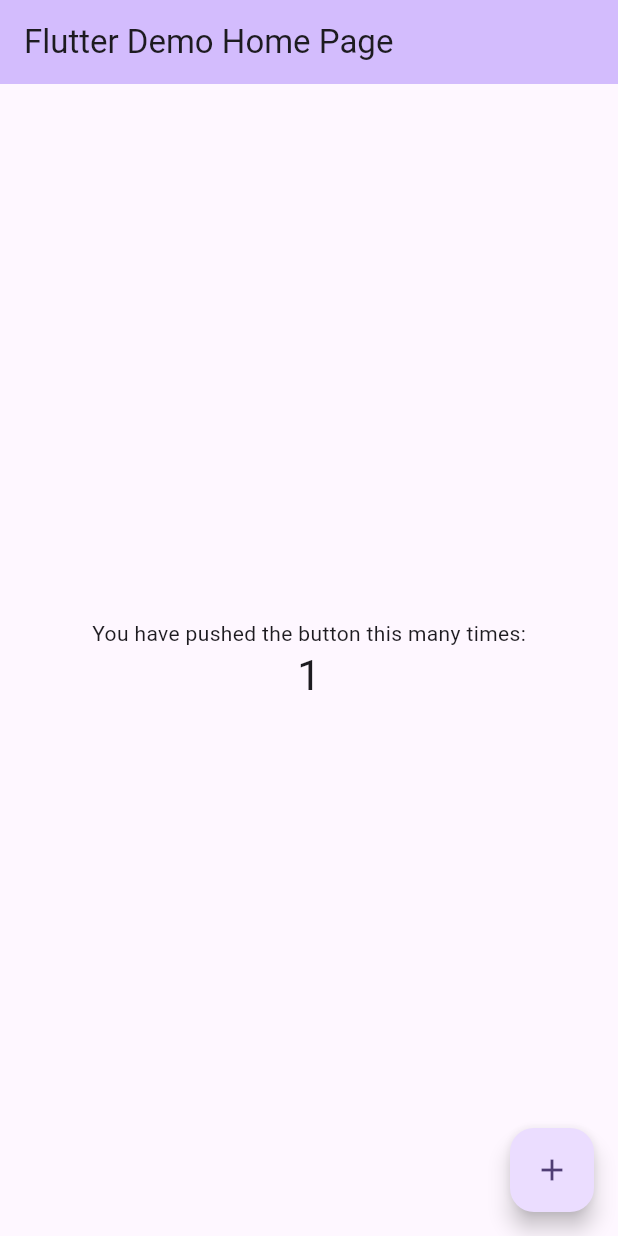
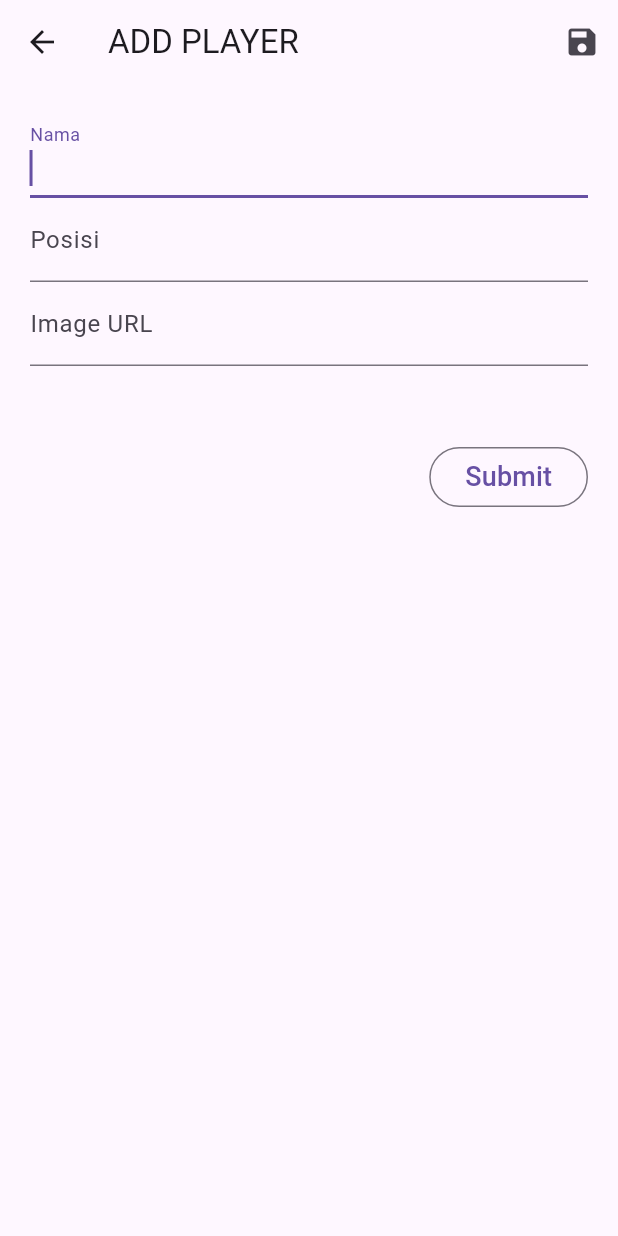
Before and after one commit to DevMossTeam/Project-M10, a Flutter app: the screen it shows after launch, after a tap on the "add" icon, on a phone screen of 412 x 824 dp. Run offline on Flutter 3.47's test engine with Material 3 defaults, Android fonts, the light colour scheme and no system bars; network calls fail.

Commit message:
Add Tugas

```diff
--- a/lib/main.dart
+++ b/lib/main.dart
@@ -1,122 +1,28 @@
 import 'package:flutter/material.dart';
+import 'package:provider/provider.dart';
+
+import './providers/players.dart';
+import './pages/detail_player_page.dart';
+import './pages/add_player_page.dart';
+import './pages/home_page.dart';
 
 void main() {
-  runApp(const MyApp());
+  runApp(MyApp());
 }
 
 class MyApp extends StatelessWidget {
-  const MyApp({super.key});
-
-  // This widget is the root of your application.
   @override
   Widget build(BuildContext context) {
-    return MaterialApp(
-      title: 'Flutter Demo',
-      theme: ThemeData(
-        // This is the theme of your application.
-        //
-        // TRY THIS: Try running your application with "flutter run". You'll see
-        // the application has a purple toolbar. Then, without quitting the app,
-        // try changing the seedColor in the colorScheme below to Colors.green
-        // and then invoke "hot reload" (save your changes or press the "hot
-        // reload" button in a Flutter-supported IDE, or press "r" if you used
-        // the command line to start the app).
-        //
-        // Notice that the counter didn't reset back to zero; the application
-        // state is not lost during the reload. To reset the state, use hot
-        // restart instead.
-        //
-        // This works for code too, not just values: Most code changes can be
-        // tested with just a hot reload.
-        colorScheme: ColorScheme.fromSeed(seedColor: Colors.deepPurple),
+    return ChangeNotifierProvider(
+      create: (context) => Players(),
+      child: MaterialApp(
+        debugShowCheckedModeBanner: false,
+        home: HomePage(),
+        routes: {
+          AddPlayer.routeName: (context) => AddPlayer(),
+          DetailPlayer.routeName: (context) => DetailPlayer(),
+        },
       ),
-      home: const MyHomePage(title: 'Flutter Demo Home Page'),
     );
   }
 }
-
-class MyHomePage extends StatefulWidget {
-  const MyHomePage({super.key, required this.title});
-
-  // This widget is the home page of your application. It is stateful, meaning
-  // that it has a State object (defined below) that contains fields that affect
-  // how it looks.
-
-  // This class is the configuration for the state. It holds the values (in this
-  // case the title) provided by the parent (in this case the App widget) and
-  // used by the build method of the State. Fields in a Widget subclass are
-  // always marked "final".
-
-  final String title;
-
-  @override
-  State<MyHomePage> createState() => _MyHomePageState();
-}
-
-class _MyHomePageState extends State<MyHomePage> {
-  int _counter = 0;
-
-  void _incrementCounter() {
-    setState(() {
-      // This call to setState tells the Flutter framework that something has
-      // changed in this State, which causes it to rerun the build method below
-      // so that the display can reflect the updated values. If we changed
-      // _counter without calling setState(), then the build method would not be
-      // called again, and so nothing would appear to happen.
-      _counter++;
-    });
-  }
-
-  @override
-  Widget build(BuildContext context) {
-    // This method is rerun every time setState is called, for instance as done
-    // by the _incrementCounter method above.
-    //
-    // The Flutter framework has been optimized to make rerunning build methods
-    // fast, so that you can just rebuild anything that needs updating rather
-    // than having to individually change instances of widgets.
-    return Scaffold(
-      appBar: AppBar(
-        // TRY THIS: Try changing the color here to a specific color (to
-        // Colors.amber, perhaps?) and trigger a hot reload to see the AppBar
-        // change color while the other colors stay the same.
-        backgroundColor: Theme.of(context).colorScheme.inversePrimary,
-        // Here we take the value from the MyHomePage object that was created by
-        // the App.build method, and use it to set our appbar title.
-        title: Text(widget.title),
-      ),
-      body: Center(
-        // Center is a layout widget. It takes a single child and positions it
-        // in the middle of the parent.
-        child: Column(
-          // Column is also a layout widget. It takes a list of children and
-          // arranges them vertically. By default, it sizes itself to fit its
-          // children horizontally, and tries to be as tall as its parent.
-          //
-          // Column has various properties to control how it sizes itself and
-          // how it positions its children. Here we use mainAxisAlignment to
-          // center the children vertically; the main axis here is the vertical
-          // axis because Columns are vertical (the cross axis would be
-          // horizontal).
-          //
-          // TRY THIS: Invoke "debug painting" (choose the "Toggle Debug Paint"
-          // action in the IDE, or press "p" in the console), to see the
-          // wireframe for each widget.
-          mainAxisAlignment: MainAxisAlignment.center,
-          children: <Widget>[
-            const Text('You have pushed the button this many times:'),
-            Text(
-              '$_counter',
-              style: Theme.of(context).textTheme.headlineMedium,
-            ),
-          ],
-        ),
-      ),
-      floatingActionButton: FloatingActionButton(
-        onPressed: _incrementCounter,
-        tooltip: 'Increment',
-        child: const Icon(Icons.add),
-      ), // This trailing comma makes auto-formatting nicer for build methods.
-    );
-  }
-}
--- /dev/null
+++ b/lib/models/player.dart
@@ -0,0 +1,6 @@
+class Player {
+  var id, name, position, imageUrl, createdAt;
+
+
+  Player({this.position, this.id, this.imageUrl, this.name, this.createdAt});
+}
--- /dev/null
+++ b/lib/pages/add_player_page.dart
@@ -0,0 +1,127 @@
+import 'package:flutter/material.dart';
+import 'package:provider/provider.dart';
+
+import '../providers/players.dart';
+
+class AddPlayer extends StatelessWidget {
+  static const routeName = "/add-player";
+  final TextEditingController nameController = TextEditingController();
+  final TextEditingController positionController = TextEditingController();
+  final TextEditingController imageController = TextEditingController();
+
+  @override
+  Widget build(BuildContext context) {
+    final players = Provider.of<Players>(context, listen: false);
+    return Scaffold(
+      appBar: AppBar(
+        title: Text("ADD PLAYER"),
+        actions: [
+          IconButton(
+            icon: Icon(Icons.save),
+            onPressed: () {
+              players
+                  .addPlayer(
+                nameController.text,
+                positionController.text,
+                imageController.text,
+              )
+                  .then(
+                (response) {
+                  print("Kembali ke Home & kasih notif snack bar");
+                  ScaffoldMessenger.of(context).showSnackBar(
+                    SnackBar(
+                      content: Text("Berhasil ditambahkan"),
+                      duration: Duration(seconds: 2),
+                    ),
+                  );
+                  Navigator.pop(context);
+                },
+              );
+            },
+          ),
+        ],
+      ),
+      body: Padding(
+        padding: const EdgeInsets.all(20.0),
+        child: Form(
+          child: Column(
+            children: [
+              TextFormField(
+                autocorrect: false,
+                autofocus: true,
+                decoration: InputDecoration(labelText: "Nama"),
+                textInputAction: TextInputAction.next,
+                controller: nameController,
+              ),
+              TextFormField(
+                autocorrect: false,
+                decoration: InputDecoration(labelText: "Posisi"),
+                textInputAction: TextInputAction.next,
+                controller: positionController,
+              ),
+              TextFormField(
+                autocorrect: false,
+                decoration: InputDecoration(labelText: "Image URL"),
+                textInputAction: TextInputAction.done,
+                controller: imageController,
+                onEditingComplete: () {
+                  players
+                      .addPlayer(
+                    nameController.text,
+                    positionController.text,
+                    imageController.text,
+                  )
+                      .then(
+                    (response) {
+                      print("Kembali ke Home & kasih notif snack bar");
+                      ScaffoldMessenger.of(context).showSnackBar(
+                        SnackBar(
+                          content: Text("Berhasil ditambahkan"),
+                          duration: Duration(seconds: 2),
+                        ),
+                      );
+                      Navigator.pop(context);
+                    },
+                  );
+                },
+              ),
+              SizedBox(height: 50),
+              Container(
+                width: double.infinity,
+                alignment: Alignment.centerRight,
+                child: OutlinedButton(
+                  onPressed: () {
+                    players
+                        .addPlayer(
+                      nameController.text,
+                      positionController.text,
+                      imageController.text,
+                    )
+                        .then(
+                      (response) {
+                        print("Kembali ke Home & kasih notif snack bar");
+                        ScaffoldMessenger.of(context).showSnackBar(
+                          SnackBar(
+                            content: Text("Berhasil ditambahkan"),
+                            duration: Duration(seconds: 2),
+                          ),
+                        );
+                        Navigator.pop(context);
+                      },
+                    );
+                  },
+                  child: Text(
+                    "Submit",
+                    style: TextStyle(
+                      fontSize: 18,
+                    ),
+                  ),
+                ),
+              ),
+            ],
+          ),
+        ),
+      ),
+    );
+  }
+}
--- /dev/null
+++ b/lib/pages/home_page.dart
@@ -0,0 +1,84 @@
+import 'package:flutter/material.dart';
+import 'package:intl/intl.dart';
+import 'package:provider/provider.dart';
+
+import '../pages/detail_player_page.dart';
+import '../pages/add_player_page.dart';
+
+import '../providers/players.dart';
+
+class HomePage extends StatelessWidget {
+  @override
+  Widget build(BuildContext context) {
+    final allPlayerProvider = Provider.of<Players>(context);
+    return Scaffold(
+      appBar: AppBar(
+        title: Text("ALL PLAYERS"),
+        actions: [
+          IconButton(
+            icon: Icon(Icons.add),
+            onPressed: () {
+              Navigator.pushNamed(context, AddPlayer.routeName);
+            },
+          ),
+        ],
+      ),
+      body: (allPlayerProvider.jumlahPlayer == 0)
+          ? Container(
+              width: double.infinity,
+              child: Column(
+                mainAxisAlignment: MainAxisAlignment.center,
+                children: [
+                  Text(
+                    "No Data",
+                    style: TextStyle(fontSize: 25),
+                  ),
+                  SizedBox(height: 20),
+                  OutlinedButton(
+                    onPressed: () {
+                      Navigator.pushNamed(context, AddPlayer.routeName);
+                    },
+                    child: Text(
+                      "Add Player",
+                      style: TextStyle(fontSize: 20),
+                    ),
+                  ),
+                ],
+              ),
+            )
+          : ListView.builder(
+              itemCount: allPlayerProvider.jumlahPlayer,
+              itemBuilder: (context, index) {
+                var id = allPlayerProvider.allPlayer[index].id;
+                return ListTile(
+                  onTap: () {
+                    Navigator.pushNamed(
+                      context,
+                      DetailPlayer.routeName,
+                      arguments: id,
+                    );
+                  },
+                  leading: CircleAvatar(
+                    backgroundImage: NetworkImage(
+                      allPlayerProvider.allPlayer[index].imageUrl,
+                    ),
+                  ),
+                  title: Text(
+                    allPlayerProvider.allPlayer[index].name,
+                  ),
+                  subtitle: Text(
+                    DateFormat.yMMMMd()
+                        .format(allPlayerProvider.allPlayer[index].createdAt),
+                  ),
+                  trailing: IconButton(
+                    onPressed: () {
+                      allPlayerProvider.deletePlayer(id, context);
+                    },
+                    icon: Icon(Icons.delete),
+                  ),
+                );
+              },
+            ),
+    );
+  }
+}
--- /dev/null
+++ b/lib/providers/players.dart
@@ -0,0 +1,78 @@
+import 'dart:convert';
+
+import 'package:flutter/material.dart';
+import 'package:http/http.dart' as http;
+import '../models/player.dart';
+
+class Players with ChangeNotifier {
+  List<Player> _allPlayer = [];
+
+  List<Player> get allPlayer => _allPlayer;
+
+  int get jumlahPlayer => _allPlayer.length;
+
+  Player selectById(String id) =>
+      _allPlayer.firstWhere((element) => element.id == id);
+
+  Future<void> addPlayer(String name, String position, String image) {
+    DateTime datetimeNow = DateTime.now();
+
+    Uri url = Uri.parse(
+        "https://tkk-project-default-rtdb.asia-southeast1.firebasedatabase.app/players.json");
+    return http
+        .post(
+      url,
+      body: json.encode(
+        {
+          "name": name,
+          "position": position,
+          "imageUrl": image,
+          "createdAt": datetimeNow.toString(),
+        },
+      ),
+    )
+        .then(
+      (response) {
+        print("THEN FUNCTION");
+        _allPlayer.add(
+          Player(
+            id: json.decode(response.body)["name"].toString(),
+            name: name,
+            position: position,
+            imageUrl: image,
+            createdAt: datetimeNow,
+          ),
+        );
+
+        notifyListeners();
+      },
+    );
+  }
+
+  void editPlayer(String id, String name, String position, String image,
+      BuildContext context) {
+    Player selectPlayer = _allPlayer.firstWhere((element) => element.id == id);
+    selectPlayer.name = name;
+    selectPlayer.position = position;
+    selectPlayer.imageUrl = image;
+
+    ScaffoldMessenger.of(context).showSnackBar(
+      SnackBar(
+        content: Text("Berhasil diubah"),
+        duration: Duration(seconds: 2),
+      ),
+    );
+    notifyListeners();
+  }
+
+  void deletePlayer(String id, BuildContext context) {
+    _allPlayer.removeWhere((element) => element.id == id);
+    ScaffoldMessenger.of(context).showSnackBar(
+      SnackBar(
+        content: Text("Berhasil dihapus"),
+        duration: Duration(milliseconds: 500),
+      ),
+    );
+    notifyListeners();
+  }
+}
```
Also changed, not shown: lib/pages/detail_player_page.dart (added, +101 -0 lines).
